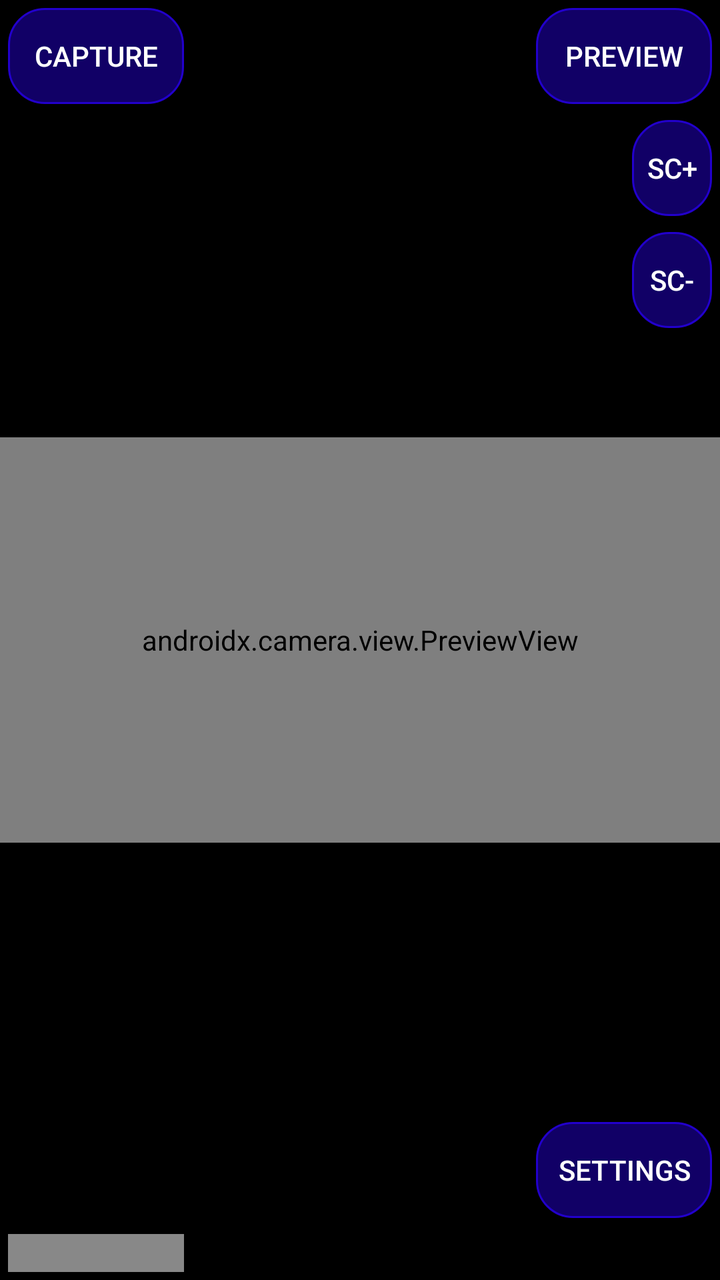
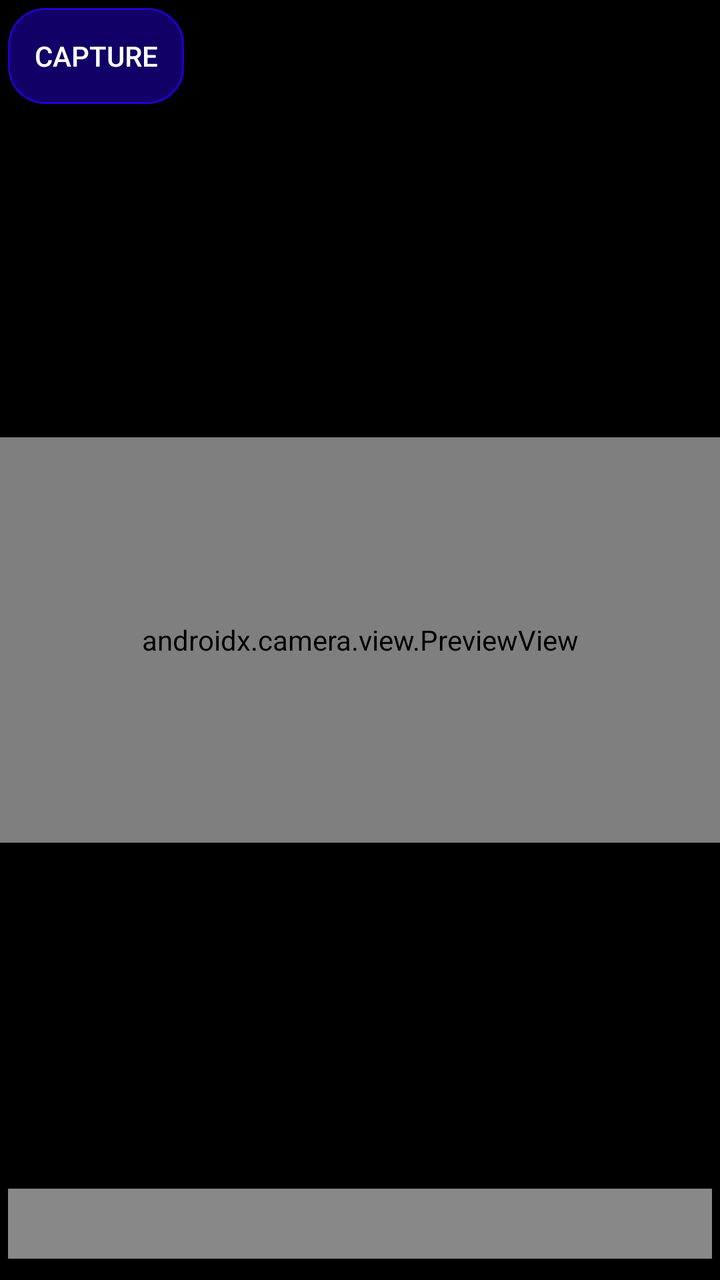

The first picture is an Android layout as it rendered before a commit; the second is the same layout after the commit. The layout source and the unified diff follow.
<!-- AndroidManifest.xml: application theme Theme.AppCompat.Light.NoActionBar -->
<!-- res/layout/activity_main.xml -->
<androidx.constraintlayout.widget.ConstraintLayout xmlns:android="http://schemas.android.com/apk/res/android"
    xmlns:app="http://schemas.android.com/apk/res-auto"
    xmlns:tools="http://schemas.android.com/tools"
    android:layout_width="match_parent"
    android:layout_height="match_parent"
    android:background="@color/black">

    <androidx.camera.view.PreviewView
        android:id="@+id/previewView"
        android:layout_width="0dp"
        android:layout_height="0dp"
        app:layout_constraintBottom_toBottomOf="parent"
        app:layout_constraintDimensionRatio="16:9"
        app:layout_constraintEnd_toEndOf="parent"
        app:layout_constraintStart_toStartOf="parent"
        app:layout_constraintTop_toTopOf="parent">

    </androidx.camera.view.PreviewView>

    <ImageView
        android:id="@+id/onionSkinView"
        android:layout_width="match_parent"
        android:layout_height="match_parent"
        android:alpha="0.4"
        android:contentDescription="@string/onion_skin"
        android:scaleType="fitCenter"
        android:visibility="visible" />

    <GridLayout
        android:id="@+id/gridLayout"
        android:layout_width="match_parent"
        android:layout_height="match_parent"
        android:columnCount="6"
        android:rowCount="6"
        android:useDefaultMargins="true">

        <Button
            android:id="@+id/captureButton"
            android:layout_row="0"
            android:layout_column="0"
            android:background="@drawable/rounded"
            android:textColor="@android:color/white"
            android:text="@string/capture_frame" />

        <Button
            android:id="@+id/previewButton"
            android:layout_row="0"
            android:layout_column="5"
            android:layout_gravity="end"
            android:background="@drawable/rounded"
            android:textColor="@android:color/white"
            android:text="Preview" />

        <Button
            android:id="@+id/upFolder"
            android:layout_row="2"
            android:layout_column="5"
            android:layout_width="40dp"
            android:layout_gravity="end"
            android:background="@drawable/rounded"
            android:textColor="@android:color/white"
            android:text="Sc+" />

        <Button
            android:id="@+id/downFolder"
            android:layout_row="3"
            android:layout_column="5"
            android:layout_width="40dp"
            android:layout_gravity="end"
            android:background="@drawable/rounded"
            android:textColor="@android:color/white"
            android:text="Sc-" />

        <TextView
            android:id="@+id/label"
            android:layout_columnSpan="5"
            android:layout_row="5"
            android:layout_width="0dp"
            android:layout_gravity="fill_horizontal"
            android:background="#88FFFFFF"
            android:textColor="@color/black" />

        <Button
            android:id="@+id/settingsButton"
            android:layout_row="5"
            android:layout_column="5"
            android:layout_gravity="end"
            android:background="@drawable/rounded"
            android:textColor="@android:color/white"
            android:text="Settings" />

    </GridLayout>


</androidx.constraintlayout.widget.ConstraintLayout>
<!-- resources referenced by this layout -->
<resources>
  <color name="black">#FF000000</color>
  <!-- drawable rounded (drawable) -->
  <shape xmlns:android="http://schemas.android.com/apk/res/android">
      <solid android:color="#110066"/>
      <corners android:radius="18dp"/>
      <stroke android:width="1dp" android:color="#2200cc"/>
  </shape>
  <string name="capture_frame">Capture</string>
  <string name="onion_skin">onion skin</string>
</resources>

<!-- the commit's change to res/layout/activity_main.xml (unified diff, before → after) -->
@@ -1,4 +1,6 @@
-<androidx.constraintlayout.widget.ConstraintLayout xmlns:android="http://schemas.android.com/apk/res/android"
+<?xml version="1.0" encoding="utf-8"?>
+<androidx.constraintlayout.widget.ConstraintLayout
+    xmlns:android="http://schemas.android.com/apk/res/android"
     xmlns:app="http://schemas.android.com/apk/res-auto"
     xmlns:tools="http://schemas.android.com/tools"
     android:layout_width="match_parent"
@@ -9,38 +11,46 @@
         android:id="@+id/previewView"
         android:layout_width="0dp"
         android:layout_height="0dp"
+        app:layout_constraintTop_toTopOf="parent"
         app:layout_constraintBottom_toBottomOf="parent"
-        app:layout_constraintDimensionRatio="16:9"
+        app:layout_constraintStart_toStartOf="parent"
         app:layout_constraintEnd_toEndOf="parent"
-        app:layout_constraintStart_toStartOf="parent"
-        app:layout_constraintTop_toTopOf="parent">
-
-    </androidx.camera.view.PreviewView>
+        app:layout_constraintDimensionRatio="16:9" />
 
     <ImageView
         android:id="@+id/onionSkinView"
-        android:layout_width="match_parent"
-        android:layout_height="match_parent"
+        android:layout_width="0dp"
+        android:layout_height="0dp"
         android:alpha="0.4"
         android:contentDescription="@string/onion_skin"
         android:scaleType="fitCenter"
-        android:visibility="visible" />
+        android:visibility="visible"
+        app:layout_constraintTop_toTopOf="parent"
+        app:layout_constraintBottom_toBottomOf="parent"
+        app:layout_constraintStart_toStartOf="parent"
+        app:layout_constraintEnd_toEndOf="parent" />
 
     <GridLayout
         android:id="@+id/gridLayout"
-        android:layout_width="match_parent"
-        android:layout_height="match_parent"
+        android:layout_width="0dp"
+        android:layout_height="0dp"
         android:columnCount="6"
         android:rowCount="6"
-        android:useDefaultMargins="true">
+        android:useDefaultMargins="true"
 
+        app:layout_constraintTop_toTopOf="parent"
+        app:layout_constraintBottom_toBottomOf="parent"
+        app:layout_constraintStart_toStartOf="parent"
+        app:layout_constraintEnd_toEndOf="parent">
+
+        
         <Button
             android:id="@+id/captureButton"
             android:layout_row="0"
             android:layout_column="0"
             android:background="@drawable/rounded"
-            android:textColor="@android:color/white"
-            android:text="@string/capture_frame" />
+            android:text="@string/capture_frame"
+            android:textColor="@android:color/white" />
 
         <Button
             android:id="@+id/previewButton"
@@ -48,9 +58,10 @@
             android:layout_column="5"
             android:layout_gravity="end"
             android:background="@drawable/rounded"
-            android:textColor="@android:color/white"
-            android:text="Preview" />
+            android:text="Preview"
+            android:textColor="@android:color/white" />
 
+        
         <Button
             android:id="@+id/upFolder"
             android:layout_row="2"
@@ -58,8 +69,8 @@
             android:layout_width="40dp"
             android:layout_gravity="end"
             android:background="@drawable/rounded"
-            android:textColor="@android:color/white"
-            android:text="Sc+" />
+            android:text="Sc+"
+            android:textColor="@android:color/white" />
 
         <Button
             android:id="@+id/downFolder"
@@ -68,17 +79,19 @@
             android:layout_width="40dp"
             android:layout_gravity="end"
             android:background="@drawable/rounded"
-            android:textColor="@android:color/white"
-            android:text="Sc-" />
+            android:text="Sc-"
+            android:textColor="@android:color/white" />
 
+        
         <TextView
             android:id="@+id/label"
+            android:layout_row="5"
+            android:layout_column="0"
             android:layout_columnSpan="5"
-            android:layout_row="5"
-            android:layout_width="0dp"
-            android:layout_gravity="fill_horizontal"
+            android:layout_width="match_parent"
             android:background="#88FFFFFF"
-            android:textColor="@color/black" />
+            android:textColor="@color/black"
+            android:padding="8dp" />
 
         <Button
             android:id="@+id/settingsButton"
@@ -86,10 +99,9 @@
             android:layout_column="5"
             android:layout_gravity="end"
             android:background="@drawable/rounded"
-            android:textColor="@android:color/white"
-            android:text="Settings" />
+            android:text="Settings"
+            android:textColor="@android:color/white" />
 
     </GridLayout>
 
-
 </androidx.constraintlayout.widget.ConstraintLayout>
